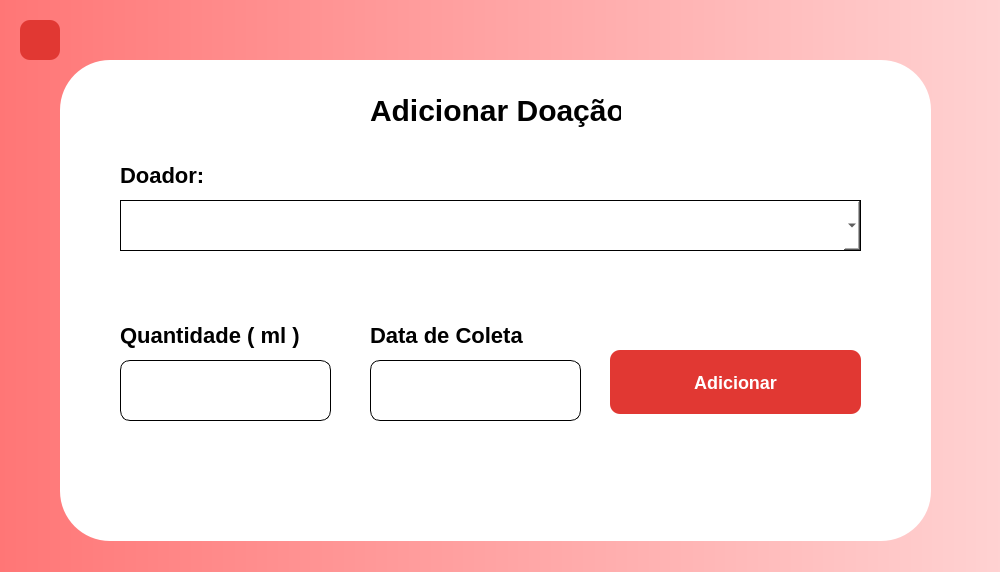
First picture: the form in src/Graphics/Add/AddDoacao/adicionardoacao.ui, repository INF112-Programacao2/20222-team-1, before the edit.
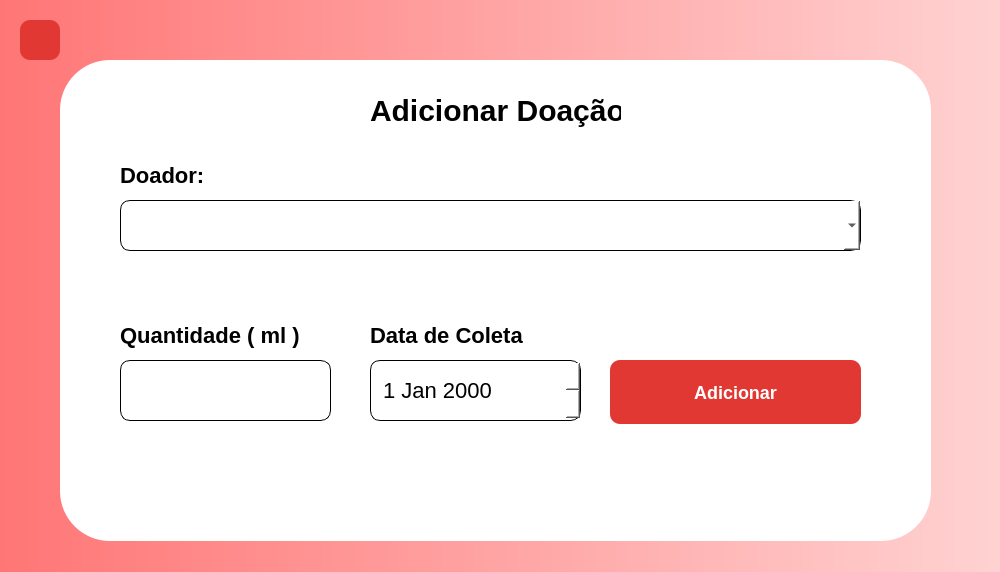
Second picture: the form after the edit. Icons and pictures are not drawn.

Commit message: tipo data e border radius / telas - add

The edit to the form file:
```diff
--- a/src/Graphics/Add/AddDoacao/adicionardoacao.ui
+++ b/src/Graphics/Add/AddDoacao/adicionardoacao.ui
@@ -104,7 +104,7 @@
      <property name="geometry">
       <rect>
        <x>550</x>
-       <y>290</y>
+       <y>300</y>
        <width>251</width>
        <height>64</height>
       </rect>
@@ -166,23 +166,6 @@
       <enum>QLineEdit::Password</enum>
      </property>
     </widget>
-    <widget class="QLineEdit" name="inputDataColeta">
-     <property name="geometry">
-      <rect>
-       <x>310</x>
-       <y>300</y>
-       <width>211</width>
-       <height>61</height>
-      </rect>
-     </property>
-     <property name="styleSheet">
-      <string notr="true">
-background: #FFFFFF;
-border: 0.5px solid #000000;
-border-radius: 10px;
-</string>
-     </property>
-    </widget>
     <widget class="QComboBox" name="comboDoador">
      <property name="geometry">
       <rect>
@@ -196,7 +179,8 @@
       <string/>
      </property>
      <property name="styleSheet">
-      <string notr="true">border: 1px solid black;</string>
+      <string notr="true">border: 1px solid black;
+border-radius: 10px;</string>
      </property>
     </widget>
     <widget class="QLabel" name="txtDataColeta">
@@ -240,6 +224,23 @@
       <string>Doador: </string>
      </property>
     </widget>
+    <widget class="QDateEdit" name="dateColeta">
+     <property name="geometry">
+      <rect>
+       <x>310</x>
+       <y>300</y>
+       <width>211</width>
+       <height>61</height>
+      </rect>
+     </property>
+     <property name="styleSheet">
+      <string notr="true">border: 1px solid black;
+color: black;
+font-size: 22px;
+padding-left: 10px;
+border-radius: 10px;</string>
+     </property>
+    </widget>
    </widget>
    <widget class="QPushButton" name="buttonReturn_2">
     <property name="geometry">
```
Left out of the diff: 3 changed lines with no effect on the pictures. The commit also changes 2 other files.
